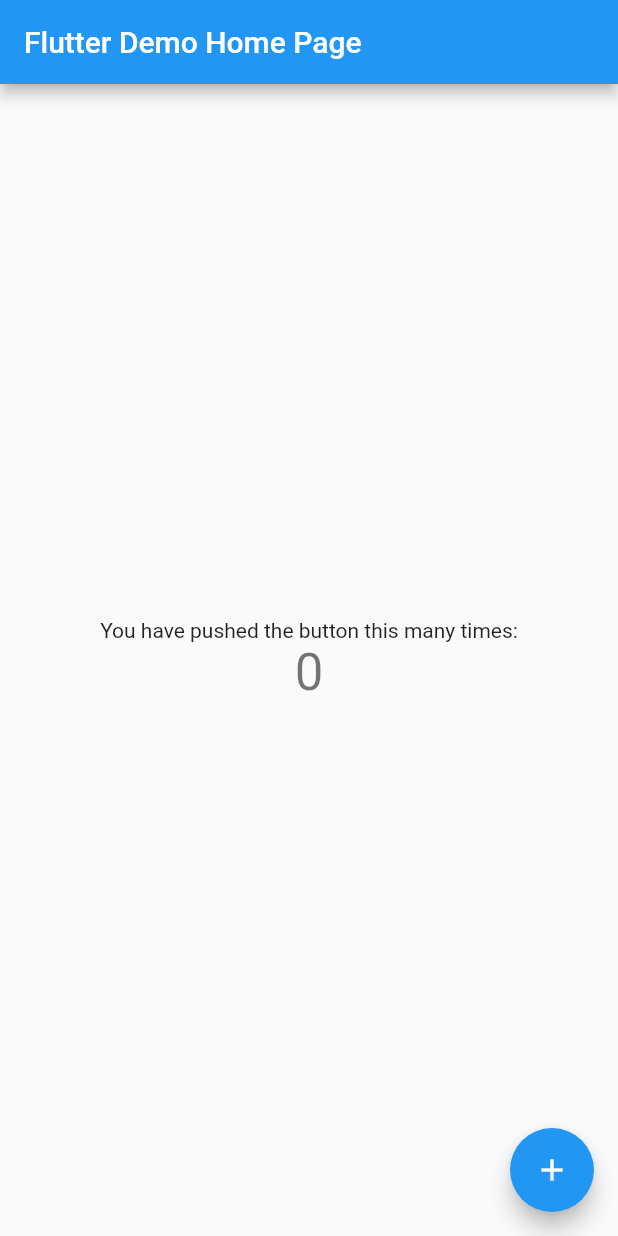
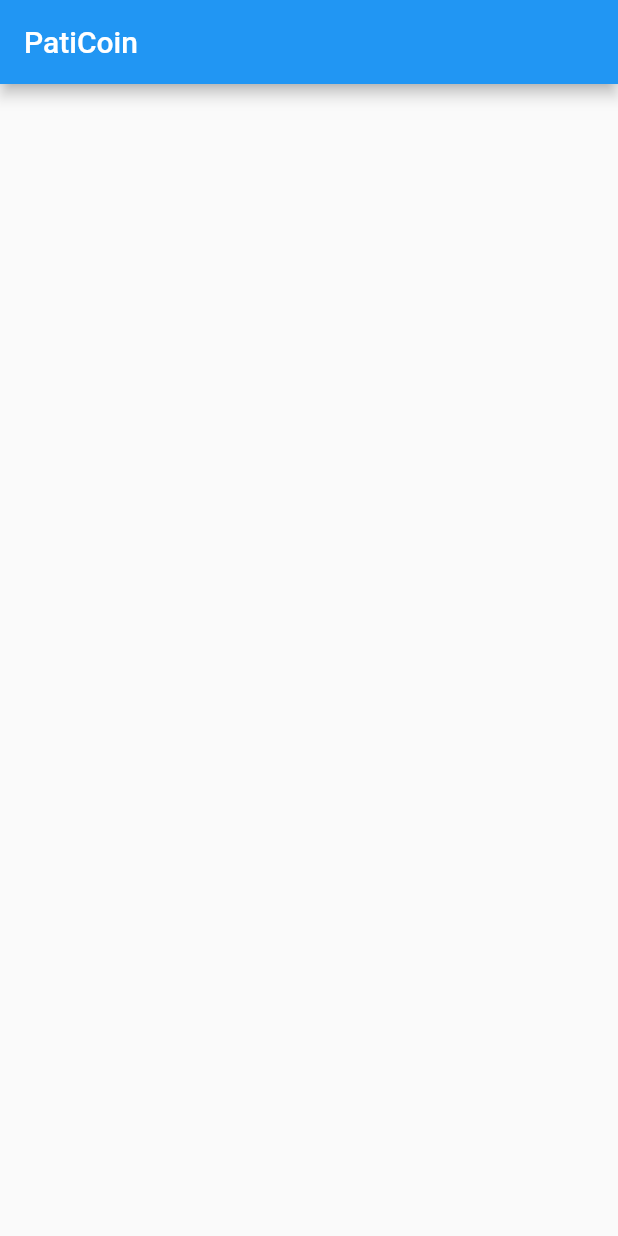
Before and after one commit to F123Btcmp/PatiCoin, a Flutter app: the screen it shows after launch, on a phone screen of 412 x 824 dp. Run offline on Flutter 3.47's test engine with Material 2 defaults, Android fonts, the phone set to English and light mode, and no system bars; our stand-ins replace flutter_riverpod.

Commit message:
kimlik değiştirildi

```diff
--- a/lib/App/material_root.dart
+++ b/lib/App/material_root.dart
@@ -14,7 +14,7 @@ class MyApp extends StatelessWidget {
       theme: ThemeData(
         primarySwatch: Colors.blue,
       ),
-      home: const MyHomePage(title: 'Flutter Demo Home Page'),
+      home: MyHomePage(),
     );
   }
 }
--- a/lib/Page/home_page.dart
+++ b/lib/Page/home_page.dart
@@ -1,48 +1,20 @@
 import 'package:flutter/material.dart';
+import 'package:flutter_riverpod/flutter_riverpod.dart';
+import 'package:streetanimals/riverpod_management.dart';
 
-class MyHomePage extends StatefulWidget {
-  const MyHomePage({super.key, required this.title});
-
-  final String title;
-
+class MyHomePage extends ConsumerWidget {
   @override
-  State<MyHomePage> createState() => _MyHomePageState();
-}
-
-class _MyHomePageState extends State<MyHomePage> {
-  int _counter = 0;
-
-  void _incrementCounter() {
-    setState(() {
-      _counter++;
-    });
-  }
-
-  @override
-  Widget build(BuildContext context) {
+  Widget build(BuildContext context, WidgetRef ref) {
+    var read = ref.read(incrementRiverpod);
+    ref.watch(incrementRiverpod).number;
     return Scaffold(
       appBar: AppBar(
-        title: Text(widget.title),
+        title: Text("PatiCoin"),
       ),
       body: Center(
         child: Column(
-          mainAxisAlignment: MainAxisAlignment.center,
-          children: <Widget>[
-            const Text(
-              'You have pushed the button this many times:',
-            ),
-            Text(
-              '$_counter',
-              style: Theme.of(context).textTheme.headlineMedium,
-            ),
-          ],
         ),
       ),
-      floatingActionButton: FloatingActionButton(
-        onPressed: _incrementCounter,
-        tooltip: 'Increment',
-        child: const Icon(Icons.add),
-      ), // This trailing comma makes auto-formatting nicer for build methods.
     );
   }
 }
--- a/lib/Riverpod/increment_provider.dart
+++ b/lib/Riverpod/increment_provider.dart
@@ -1,5 +1,10 @@
 import 'package:flutter/material.dart';
 
 class IncrementProvider extends ChangeNotifier{
+  int number = 0;
 
+  void arttir(){
+    number = number + 1;
+    notifyListeners();
+  }
 }
--- a/pubspec.yaml
+++ b/pubspec.yaml
@@ -31,6 +31,7 @@ dependencies:
   cupertino_icons: ^1.0.2
 
 dev_dependencies:
+  change_app_package_name: ^1.1.0
   flutter_test:
     sdk: flutter
   flutter_lints: ^2.0.0
```
Also changed, not shown: pubspec.lock, 6 other files.
